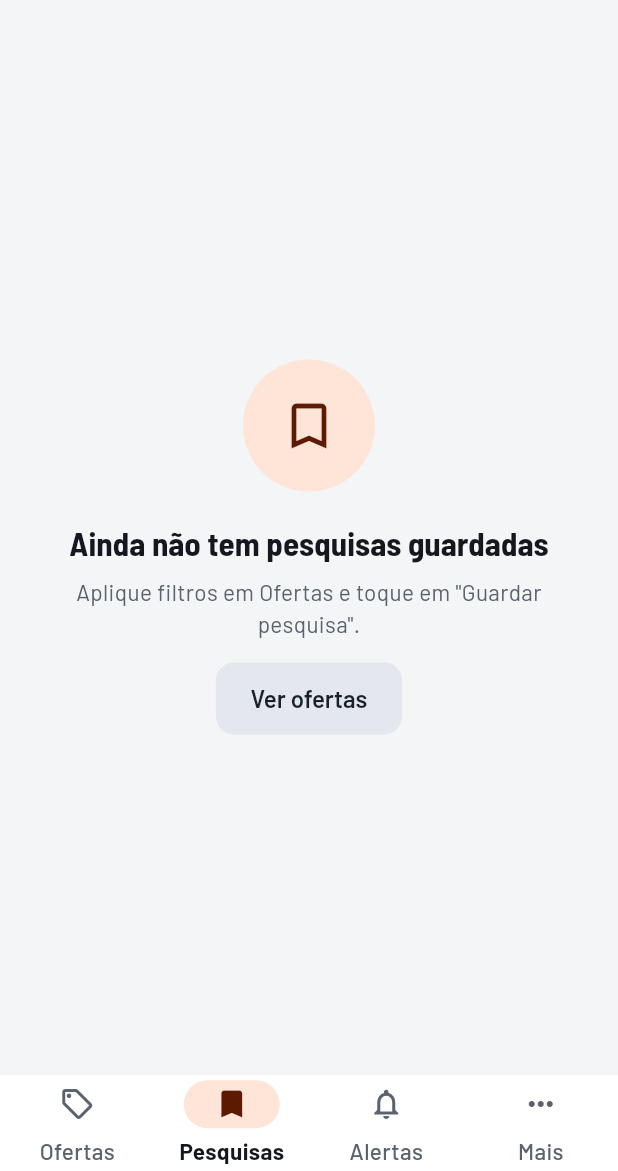
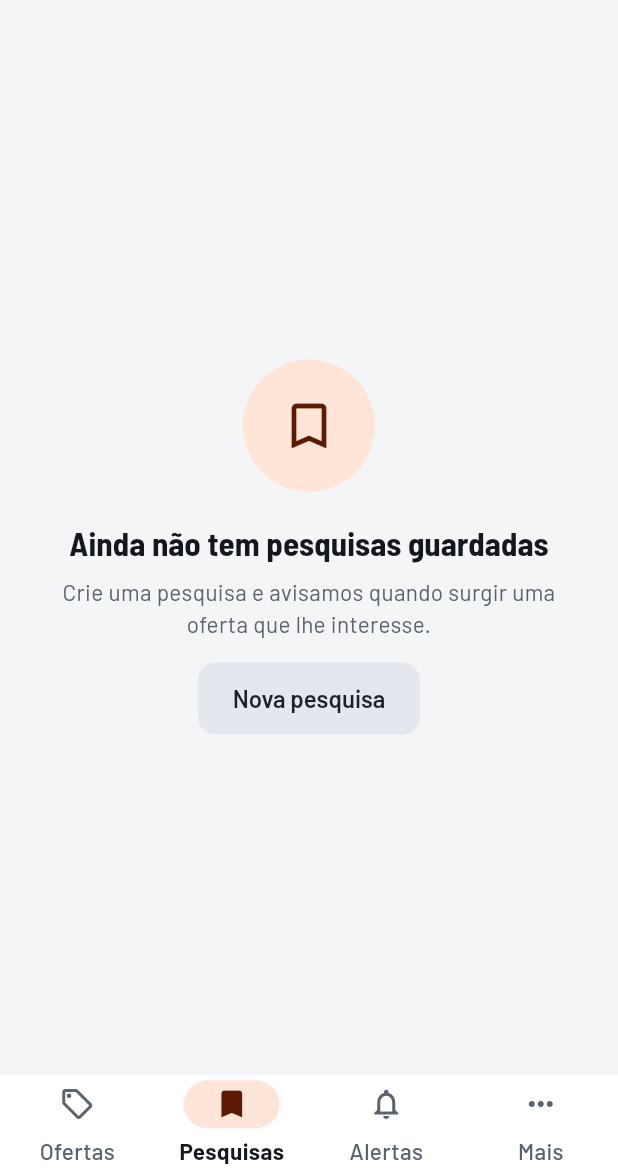
Before and after one commit to rafaelfaria1323/motorcycle-deal-tracker, a Flutter app: the screen it shows after launch, item 2 of the bottom bar chosen, on a phone screen of 412 x 824 dp, the part 65-1236 px from its top. Run offline on Flutter 3.47's test engine with Material 3 defaults, Android fonts, the phone set to English and light mode, and no system bars; our stand-ins replace equatable, flutter_bloc, get_it, go_router, supabase, supabase_flutter; accounts and stored records are empty; network calls fail.

Commit message:
feat(app): new search from Pesquisas, unread badge, alerts by day (13.5)
- "Nova pesquisa" button (and empty-state action) opens the search sheet
  with name, criteria and alert choices; SavedSearchesCubit.createFrom
  saves the alert choices too.
- Alertas tab shows the unread count; the shell loads alerts at start and
  when the app resumes.
- Alerts grouped under Hoje / Ontem / weekday / date, with the time and a
  coloured icon per type.

Co-Authored-By: Claude Opus 5.5 <noreply@anthropic.com>
Claude-Session: https://claude.ai/code/session_012Qsimqdoa35Cf1xtr2Jz16

```diff
--- a/app/lib/app/shell/app_shell.dart
+++ b/app/lib/app/shell/app_shell.dart
@@ -1,13 +1,47 @@
 import 'package:flutter/material.dart';
+import 'package:flutter_bloc/flutter_bloc.dart';
 import 'package:go_router/go_router.dart';
 
-class AppShell extends StatelessWidget {
+import '../../features/listings/presentation/cubit/alerts_cubit.dart';
+import '../../features/listings/presentation/cubit/alerts_state.dart';
+import '../di/injection.dart';
+
+class AppShell extends StatefulWidget {
   const AppShell({required this.navigationShell, super.key});
 
   final StatefulNavigationShell navigationShell;
 
+  @override
+  State<AppShell> createState() => _AppShellState();
+}
+
+class _AppShellState extends State<AppShell> {
+  final _alerts = getIt<AlertsCubit>();
+
+  // The unread count on the Alertas tab needs the alerts from the start,
+  // and again when the app comes back to the screen (new collections run
+  // while it is in the background).
+  late final AppLifecycleListener _lifecycle;
+
+  StatefulNavigationShell get navigationShell => widget.navigationShell;
+
+  @override
+  void initState() {
+    super.initState();
+    _lifecycle = AppLifecycleListener(onResume: _alerts.load);
+    if (_alerts.state.status == AlertsStatus.initial) _alerts.load();
+  }
+
+  @override
+  void dispose() {
+    _lifecycle.dispose();
+    super.dispose();
+  }
+
   static const _wideBreakpoint = 840.0;
   static const _maxContentWidth = 1200.0;
+
+  static const _alertsIndex = 2;
 
   static const _destinations = [
     _Destination('Ofertas', Icons.local_offer_outlined, Icons.local_offer),
@@ -15,6 +49,24 @@ class AppShell extends StatelessWidget {
     _Destination('Alertas', Icons.notifications_outlined, Icons.notifications),
     _Destination('Mais', Icons.more_horiz, Icons.more_horiz),
   ];
+
+  /// The tab icon, with the unread count on Alertas.
+  Widget _icon(int index, {required bool selected}) {
+    final d = _destinations[index];
+    final icon = Icon(selected ? d.selectedIcon : d.icon);
+    if (index != _alertsIndex) return icon;
+
+    return BlocBuilder<AlertsCubit, AlertsState>(
+      bloc: _alerts,
+      buildWhen: (previous, current) =>
+          previous.unreadCount != current.unreadCount,
+      builder: (context, state) => Badge(
+        isLabelVisible: state.unreadCount > 0,
+        label: Text(state.unreadCount > 99 ? '99+' : '${state.unreadCount}'),
+        child: icon,
+      ),
+    );
+  }
 
   void _onSelect(int index) {
     navigationShell.goBranch(
@@ -45,10 +97,10 @@ class AppShell extends StatelessWidget {
               onDestinationSelected: _onSelect,
               labelType: NavigationRailLabelType.all,
               destinations: [
-                for (final d in _destinations)
+                for (final (i, d) in _destinations.indexed)
                   NavigationRailDestination(
-                    icon: Icon(d.icon),
-                    selectedIcon: Icon(d.selectedIcon),
+                    icon: _icon(i, selected: false),
+                    selectedIcon: _icon(i, selected: true),
                     label: Text(d.label),
                   ),
               ],
@@ -75,10 +127,10 @@ class AppShell extends StatelessWidget {
           selectedIndex: navigationShell.currentIndex,
           onDestinationSelected: _onSelect,
           destinations: [
-            for (final d in _destinations)
+            for (final (i, d) in _destinations.indexed)
               NavigationDestination(
-                icon: Icon(d.icon),
-                selectedIcon: Icon(d.selectedIcon),
+                icon: _icon(i, selected: false),
+                selectedIcon: _icon(i, selected: true),
                 label: d.label,
               ),
           ],
--- a/app/lib/core/formatting/formatters.dart
+++ b/app/lib/core/formatting/formatters.dart
@@ -18,6 +18,11 @@ abstract final class Formatters {
 
   static String date(DateTime value) => _date.format(value.toLocal());
 
+  static final _time = DateFormat('HH:mm');
+
+  /// "09:05", local time.
+  static String time(DateTime value) => _time.format(value.toLocal());
+
   static String daysAgo(DateTime value, {DateTime? now}) {
     final days = (now ?? DateTime.now()).difference(value).inDays;
     if (days <= 0) return 'hoje';
--- a/app/lib/features/listings/domain/entities/saved_search.dart
+++ b/app/lib/features/listings/domain/entities/saved_search.dart
@@ -14,6 +14,13 @@ class SavedSearch extends Equatable {
     this.notifyListingRemoved = false,
   });
 
+  /// A search not saved yet, for the "Nova pesquisa" sheet.
+  factory SavedSearch.draft() => SavedSearch(
+    id: '',
+    filters: ListingFilters.empty,
+    createdAt: DateTime.now(),
+  );
+
   final String id;
   final String? name;
   final ListingFilters filters;
@@ -24,6 +31,8 @@ class SavedSearch extends Equatable {
   final bool notifyPriceReduction;
   final bool notifyExcellentDeal;
   final bool notifyListingRemoved;
+
+  bool get isDraft => id.isEmpty;
 
   String get displayName =>
       (name == null || name!.trim().isEmpty) ? 'Pesquisa sem nome' : name!;
--- a/app/lib/features/listings/presentation/pages/saved_searches_page.dart
+++ b/app/lib/features/listings/presentation/pages/saved_searches_page.dart
@@ -58,6 +58,30 @@ class SavedSearchesPage extends StatelessWidget {
     );
   }
 
+  Future<void> _create(
+    BuildContext context,
+    List<MotorcycleOption> motorcycles,
+  ) async {
+    final cubit = context.read<SavedSearchesCubit>();
+    final messenger = ScaffoldMessenger.of(context);
+
+    final draft = await showEditSavedSearchSheet(
+      context,
+      search: SavedSearch.draft(),
+      motorcycles: motorcycles,
+    );
+    if (draft == null) return;
+
+    final saved = await cubit.createFrom(draft);
+    messenger.showSnackBar(
+      SnackBar(
+        content: Text(
+          saved ? 'Pesquisa guardada' : 'Não foi possível guardar a pesquisa',
+        ),
+      ),
+    );
+  }
+
   Future<void> _delete(BuildContext context, SavedSearch search) async {
     final cubit = context.read<SavedSearchesCubit>();
     final messenger = ScaffoldMessenger.of(context);
@@ -82,6 +106,22 @@ class SavedSearchesPage extends StatelessWidget {
 
     return Scaffold(
       appBar: AppBar(title: const Text('Pesquisas')),
+      floatingActionButton: BlocBuilder<SavedSearchesCubit, SavedSearchesState>(
+        buildWhen: (previous, current) =>
+            previous.status != current.status ||
+            previous.searches.isEmpty != current.searches.isEmpty ||
+            previous.motorcycles != current.motorcycles,
+        // With no searches yet the empty screen has its own button.
+        builder: (context, state) =>
+            state.status == SavedSearchesStatus.success &&
+                state.searches.isNotEmpty
+            ? FloatingActionButton.extended(
+                onPressed: () => _create(context, state.motorcycles),
+                icon: const Icon(Icons.add),
+                label: const Text('Nova pesquisa'),
+              )
+            : const SizedBox.shrink(),
+      ),
       body: BlocBuilder<SavedSearchesCubit, SavedSearchesState>(
         builder: (context, state) {
           switch (state.status) {
@@ -102,9 +142,10 @@ class SavedSearchesPage extends StatelessWidget {
                   icon: Icons.bookmark_border,
                   title: 'Ainda não tem pesquisas guardadas',
                   message:
-                      'Aplique filtros em Ofertas e toque em "Guardar pesquisa".',
-                  actionLabel: 'Ver ofertas',
-                  onAction: () => context.go(AppRoutes.deals),
+                      'Crie uma pesquisa e avisamos quando surgir uma oferta '
+                      'que lhe interesse.',
+                  actionLabel: 'Nova pesquisa',
+                  onAction: () => _create(context, state.motorcycles),
                 );
               }
               return Align(
@@ -112,7 +153,8 @@ class SavedSearchesPage extends StatelessWidget {
                 child: ConstrainedBox(
                   constraints: const BoxConstraints(maxWidth: 800),
                   child: ListView.builder(
-                    padding: const EdgeInsets.all(16),
+                    // Room at the end so the button never covers a search.
+                    padding: const EdgeInsets.fromLTRB(16, 16, 16, 96),
                     itemCount: state.searches.length,
                     itemBuilder: (context, index) {
                       final search = state.searches[index];
```
Also changed, not shown: app/lib/features/listings/presentation/alerts_text.dart (added, +47 -0 lines), app/lib/features/listings/presentation/cubit/saved_searches_cubit.dart (+29 -0 lines), app/lib/features/listings/presentation/pages/alerts_page.dart (+86 -30 lines), app/lib/features/listings/presentation/widgets/edit_saved_search_sheet.dart (+5 -2 lines), 6 other files.
